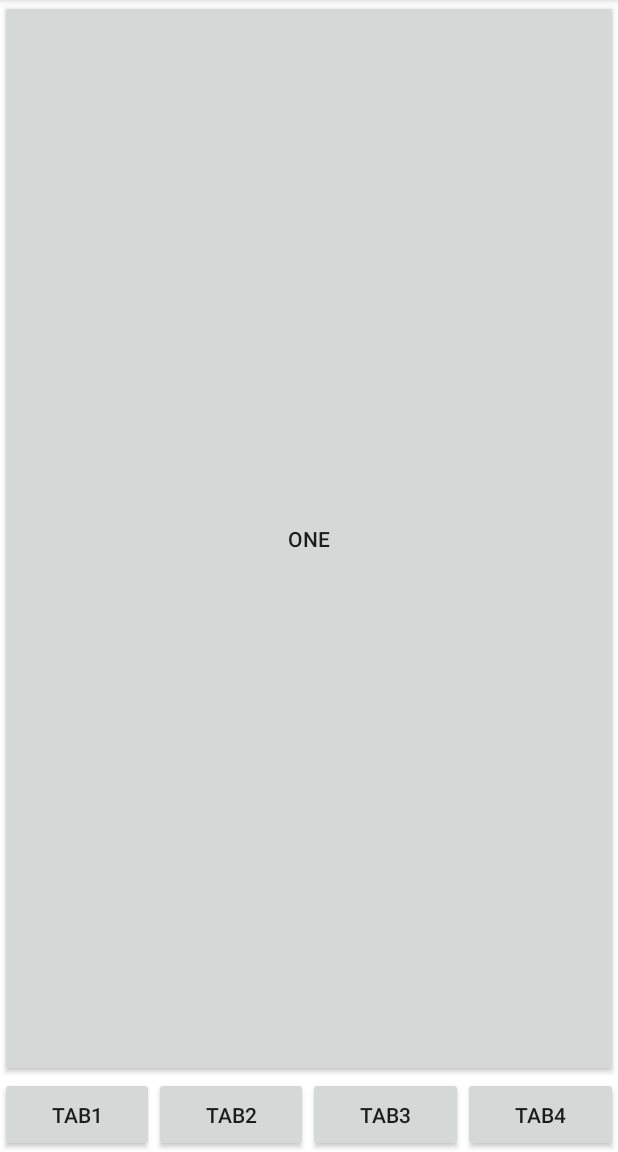
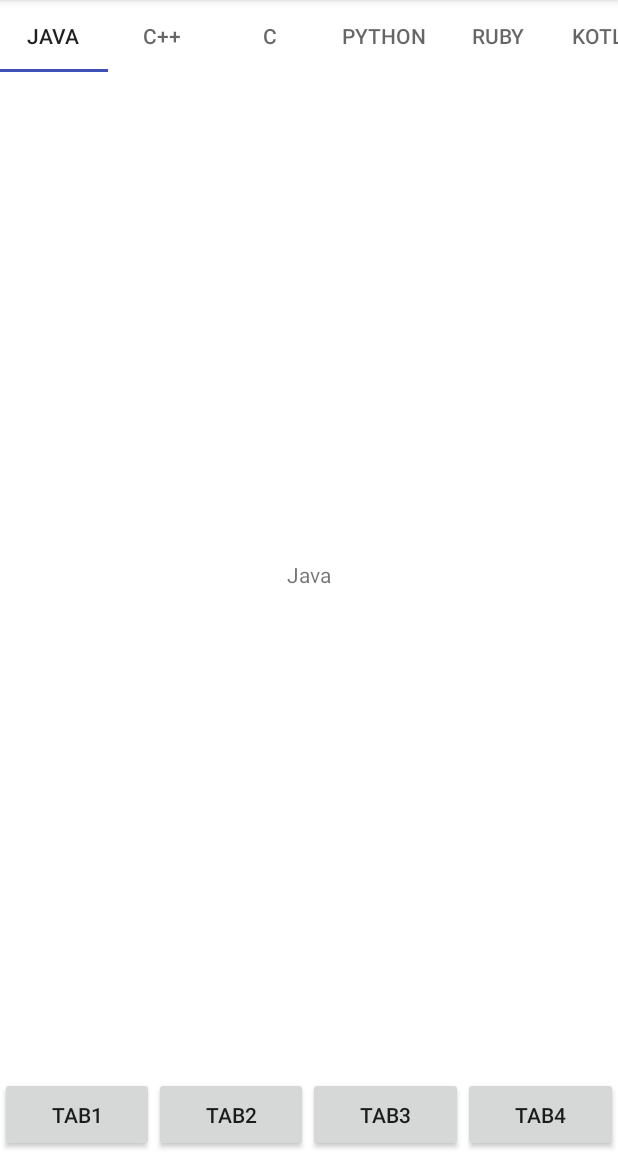
Before and after one commit to Allure0/QuickFragment, an Android app: the FragmentOne screen opened directly, with no data from a screen before it, on a phone screen of 412 x 824 dp, the part 84-1236 px from its top. Run offline under Robolectric (Android 15) with nearby library versions, the phone set to English and light mode, and no system bars.

Commit message:
Fix bug--->Multiple instances will be created in the TabMode

```diff
--- a/app/src/main/java/com/allure/demo/tab/FragmentOne.java
+++ b/app/src/main/java/com/allure/demo/tab/FragmentOne.java
@@ -2,11 +2,19 @@ package com.allure.demo.tab;
 
 import android.os.Bundle;
 import android.support.annotation.Nullable;
+import android.support.design.widget.TabLayout;
+import android.support.v4.app.Fragment;
+import android.support.v4.view.ViewPager;
 import android.util.Log;
 import android.view.View;
 
 import com.allure.demo.R;
+import com.allure.demo.lazyfragment.LazyFragmentContent;
 import com.allure.fragment.QuickFragment;
+import com.allure.fragment.adapter.QuickFragmentStateAdapter;
+
+import java.util.ArrayList;
+import java.util.List;
 
 /**
  * Created by Cherish on 2017/11/27.
@@ -14,7 +22,9 @@ import com.allure.fragment.QuickFragment;
 
 public class FragmentOne extends QuickFragment {
     private static final String TAG = "FragmentOne";
-
+    private List<String> title = new ArrayList<>();
+    private List<Fragment> fragments = new ArrayList<>();
+    private String[] string = new String[]{"Java", "C++", "C", "Python", "Ruby", "Kotlin", "iOS", "Android", "Web"};
     @Override
     protected void initListener() {
 
@@ -23,11 +33,25 @@ public class FragmentOne extends QuickFragment {
     @Override
     protected void initLazy() {
         Log.d("initLazy",TAG);
+
     }
 
     @Override
     protected void initNotLazy() {
         Log.d("initNotLazy",TAG);
+        TabLayout tabLayout = rootView.findViewById(R.id.tab_layout);
+        ViewPager viewPager = rootView.findViewById(R.id.view_pager);
+
+        for (int i = 0; i < string.length; i++) {
+            Bundle bundle = new Bundle();
+            bundle.putString(LazyFragmentContent.CONTENT_KEY, string[i]);
+            title.add(string[i]);
+            fragments.add(fragment(LazyFragmentContent.class, bundle));
+        }
+
+        QuickFragmentStateAdapter viewPagerAdapter = new QuickFragmentStateAdapter(getChildFragmentManager(), fragments, title);
+        viewPager.setAdapter(viewPagerAdapter);
+        tabLayout.setupWithViewPager(viewPager);
     }
 
     @Override
--- a/app/src/main/java/com/allure/demo/tab/FragmentTwo.java
+++ b/app/src/main/java/com/allure/demo/tab/FragmentTwo.java
@@ -37,7 +37,7 @@ public class FragmentTwo extends QuickFragment {
 
     @Override
     protected int initFragmentLayout() {
-        return R.layout.fragmen_two;
+        return R.layout.fragment_two;
     }
 
     @Override
--- a/app/src/main/res/layout/fragment_one.xml
+++ b/app/src/main/res/layout/fragment_one.xml
@@ -1,22 +1,23 @@
 <?xml version="1.0" encoding="utf-8"?>
-<RelativeLayout xmlns:android="http://schemas.android.com/apk/res/android"
+<LinearLayout xmlns:android="http://schemas.android.com/apk/res/android"
+    xmlns:app="http://schemas.android.com/apk/res-auto"
+    android:id="@+id/relative"
     android:layout_width="match_parent"
+    android:layout_height="match_parent"
+
     android:background="#ffffff"
-
-    android:id="@+id/relative"
-    android:layout_height="match_parent"
     android:orientation="vertical">
 
 
+    <android.support.design.widget.TabLayout
+        android:id="@+id/tab_layout"
+        android:layout_width="match_parent"
+        android:layout_height="wrap_content"
+        app:tabIndicatorColor="@color/colorPrimary"
+        app:tabMode="scrollable" />
 
-
-    <Button
-        android:id="@+id/buttonPanel"
-        android:text="One"
-        android:onClick="one"
-        android:layout_weight="1"
-        android:layout_width="fill_parent"
-        android:layout_height="fill_parent" />
-
-
-</RelativeLayout>
+    <android.support.v4.view.ViewPager
+        android:id="@+id/view_pager"
+        android:layout_width="match_parent"
+        android:layout_height="match_parent" />
+</LinearLayout>
--- a/fragment/src/main/java/com/allure/fragment/QuickActivity.java
+++ b/fragment/src/main/java/com/allure/fragment/QuickActivity.java
@@ -71,7 +71,7 @@ public abstract class QuickActivity extends AppCompatActivity implements AnimInt
     public final <T extends QuickFragment> void showFragment(Class<T> clazz) {
         try {
             QuickFragment showFragment =
-                    (QuickFragment) fragmentManager.findFragmentByTag(clazz.getClass().getSimpleName());
+                    (QuickFragment) fragmentManager.findFragmentByTag(clazz.getName());
 
             if (showFragment == null) {
                 showFragment = clazz.newInstance();
@@ -213,9 +213,9 @@ public abstract class QuickActivity extends AppCompatActivity implements AnimInt
         if (targetFragment.isAdded()) {
             fragmentTransaction.show(targetFragment);
         } else {
-            fragmentTransaction.add(fragmentId(), targetFragment, targetFragment.getClass().getSimpleName());
+            fragmentTransaction.add(fragmentId(), targetFragment, targetFragment.getClass().getName());
         }
-        Log.d("switchFragment", targetFragment.getClass().getSimpleName());
+        Log.d("switchFragment", targetFragment.getClass().getName());
         fragmentTransaction.commit();
         mCurrentFragment = targetFragment;
     }
```
Also changed, not shown: app/src/main/java/com/allure/demo/tab/FragmentThree.java (+56 -17 lines), app/src/main/res/layout/fragment_two.xml (renamed from app/src/main/res/layout/fragmen_two.xml).
